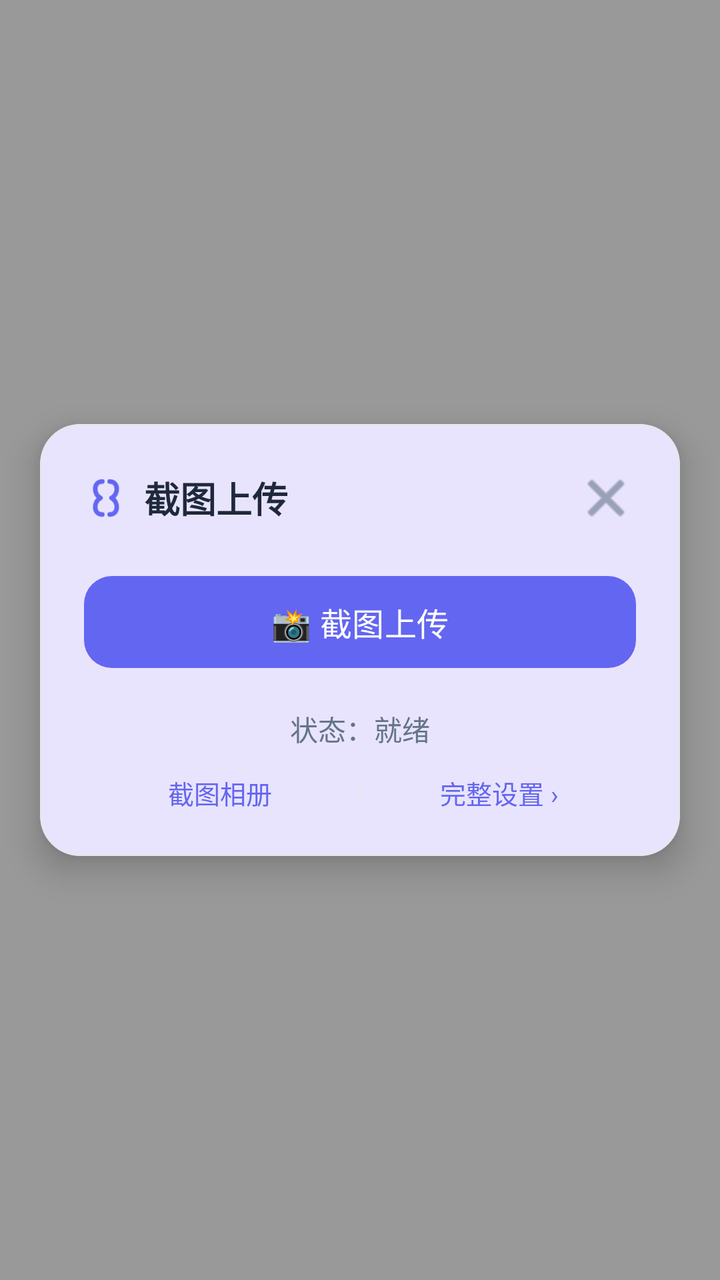
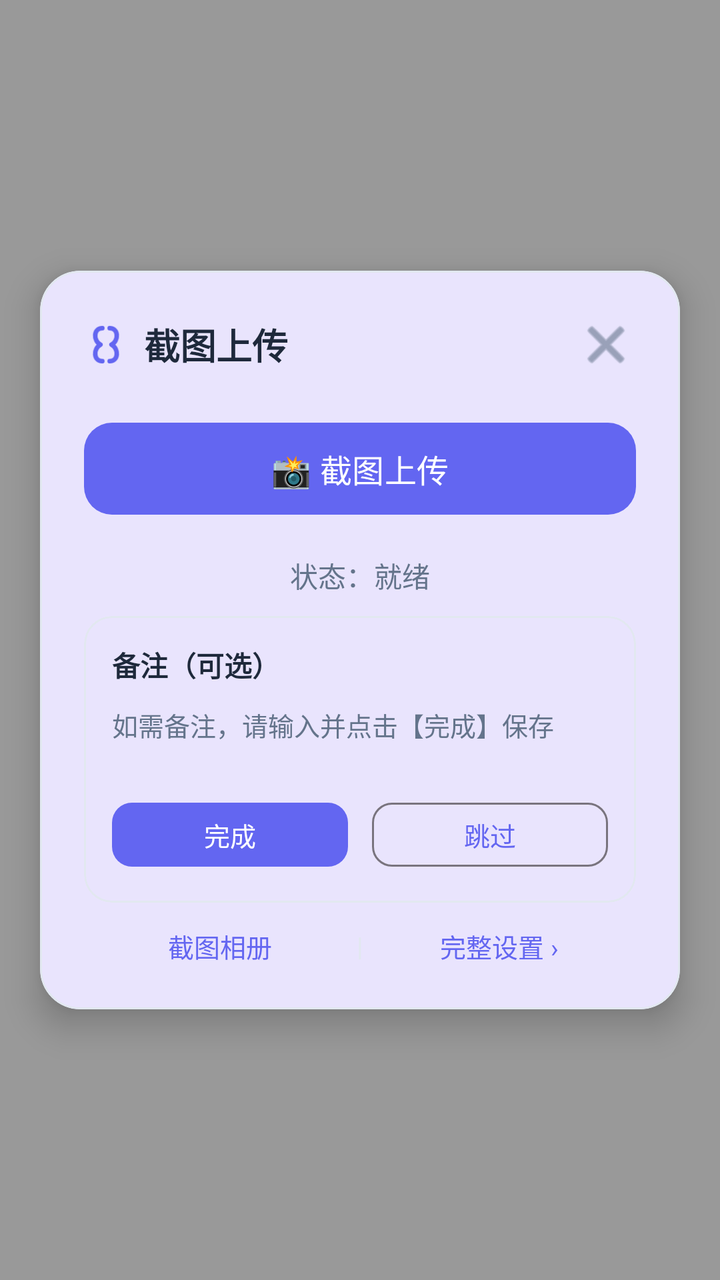

The first picture is an Android layout as it rendered before a commit; the second is the same layout after the commit. The layout source and the unified diff follow.
<!-- AndroidManifest.xml: activity theme Theme.ScreenCapCoze.Popup -->
<!-- res/layout/activity_popup.xml -->
<?xml version="1.0" encoding="utf-8"?>
<FrameLayout xmlns:android="http://schemas.android.com/apk/res/android"
    xmlns:app="http://schemas.android.com/apk/res-auto"
    android:id="@+id/popupScrim"
    android:layout_width="match_parent"
    android:layout_height="match_parent"
    android:background="#66000000"
    android:gravity="center">

    <com.google.android.material.card.MaterialCardView
        android:id="@+id/popupCard"
        android:layout_width="320dp"
        android:layout_height="wrap_content"
        android:layout_gravity="center"
        android:clickable="true"
        android:focusable="true"
        app:cardCornerRadius="20dp"
        app:cardElevation="10dp"
        app:contentPadding="22dp"
        app:strokeColor="@color/card_stroke"
        app:strokeWidth="1dp">

        <LinearLayout
            android:layout_width="match_parent"
            android:layout_height="wrap_content"
            android:orientation="vertical">

            
            <LinearLayout
                android:layout_width="match_parent"
                android:layout_height="wrap_content"
                android:gravity="center_vertical"
                android:orientation="horizontal">

                <ImageView
                    android:layout_width="22dp"
                    android:layout_height="22dp"
                    android:src="@drawable/ic_braces"
                    app:tint="@color/brand_primary" />

                <TextView
                    android:layout_width="0dp"
                    android:layout_height="wrap_content"
                    android:layout_marginStart="8dp"
                    android:layout_weight="1"
                    android:text="@string/app_name"
                    android:textColor="@color/text_primary"
                    android:textSize="18sp"
                    android:textStyle="bold" />

                <ImageButton
                    android:id="@+id/btnPopupClose"
                    android:layout_width="30dp"
                    android:layout_height="30dp"
                    android:background="?attr/selectableItemBackgroundBorderless"
                    android:scaleType="centerInside"
                    android:src="@android:drawable/ic_menu_close_clear_cancel"
                    app:tint="@color/text_secondary" />
            </LinearLayout>

            
            <com.google.android.material.button.MaterialButton
                android:id="@+id/btnPopupCapture"
                style="@style/Widget.Material3.Button"
                android:layout_width="match_parent"
                android:layout_height="54dp"
                android:layout_marginTop="20dp"
                android:text="@string/btn_popup_capture"
                android:textSize="16sp"
                app:cornerRadius="14dp" />

            
            <TextView
                android:id="@+id/tvPopupStatus"
                android:layout_width="match_parent"
                android:layout_height="wrap_content"
                android:layout_marginTop="16dp"
                android:gravity="center"
                android:text="@string/status_ready"
                android:textColor="@color/text_secondary"
                android:textSize="14sp" />

            
            <LinearLayout
                android:layout_width="match_parent"
                android:layout_height="wrap_content"
                android:layout_marginTop="12dp"
                android:gravity="center"
                android:orientation="horizontal">

                <TextView
                    android:id="@+id/tvPopupGallery"
                    android:layout_width="0dp"
                    android:layout_height="wrap_content"
                    android:layout_weight="1"
                    android:gravity="center"
                    android:text="@string/btn_gallery"
                    android:textColor="@color/brand_primary"
                    android:textSize="13sp" />

                <TextView
                    android:layout_width="wrap_content"
                    android:layout_height="wrap_content"
                    android:text="|"
                    android:textColor="@color/card_stroke"
                    android:textSize="13sp" />

                <TextView
                    android:id="@+id/tvPopupSettings"
                    android:layout_width="0dp"
                    android:layout_height="wrap_content"
                    android:layout_weight="1"
                    android:gravity="center"
                    android:text="@string/popup_settings"
                    android:textColor="@color/brand_primary"
                    android:textSize="13sp" />
            </LinearLayout>
        </LinearLayout>
    </com.google.android.material.card.MaterialCardView>
</FrameLayout>
<!-- resources referenced by this layout -->
<resources>
  <color name="brand_primary">#6366F1</color>
  <color name="card_stroke">#E2E8F0</color>
  <color name="text_primary">#1E293B</color>
  <color name="text_secondary">#64748B</color>
  <!-- drawable ic_braces (drawable) -->
  <?xml version="1.0" encoding="utf-8"?>
  <vector xmlns:android="http://schemas.android.com/apk/res/android"
      android:width="24dp"
      android:height="24dp"
      android:viewportWidth="24"
      android:viewportHeight="24"
      android:tint="?attr/colorControlNormal">
      
      <path
          android:fillColor="#00000000"
          android:strokeColor="#FFFFFF"
          android:strokeWidth="2.5"
          android:strokeLineCap="round"
          android:strokeLineJoin="round"
          android:pathData="M 10,3 C 5,3 5,10 9,12 C 5,14 5,21 10,21" />
      
      <path
          android:fillColor="#00000000"
          android:strokeColor="#FFFFFF"
          android:strokeWidth="2.5"
          android:strokeLineCap="round"
          android:strokeLineJoin="round"
          android:pathData="M 14,3 C 19,3 19,10 15,12 C 19,14 19,21 14,21" />
  </vector>
  <string name="app_name">截图上传</string>
  <string name="btn_gallery">截图相册</string>
  <string name="btn_popup_capture">📸 截图上传</string>
  <string name="popup_settings">完整设置 ›</string>
  <string name="status_ready">状态：就绪</string>
  <style name="Theme.ScreenCapCoze.Popup" parent="Theme.ScreenCapCoze">
          <item name="android:windowIsTranslucent">true</item>
          <item name="android:windowBackground">@android:color/transparent</item>
          <item name="android:windowNoTitle">true</item>
          <item name="android:backgroundDimEnabled">false</item>
      </style>
  <style name="Theme.ScreenCapCoze" parent="Theme.Material3.DayNight.NoActionBar">
          <item name="colorPrimary">@color/brand_primary</item>
          <item name="colorOnPrimary">@color/brand_on_primary</item>
          <item name="colorPrimaryContainer">@color/brand_primary_container</item>
          <item name="colorOnPrimaryContainer">@color/brand_on_primary_container</item>
          <item name="colorSecondary">@color/brand_secondary</item>
          <item name="colorSecondaryContainer">@color/brand_secondary_container</item>
          <item name="android:windowBackground">@drawable/bg_gradient</item>
          <item name="android:statusBarColor">@android:color/transparent</item>
          <item name="android:windowLightStatusBar">true</item>
      </style>
  <color name="brand_on_primary">#FFFFFF</color>
  <color name="brand_primary_container">#E0E7FF</color>
  <color name="brand_on_primary_container">#1E1B4B</color>
  <color name="brand_secondary">#14B8A6</color>
  <color name="brand_secondary_container">#CCFBF1</color>
  <!-- drawable bg_gradient (drawable) -->
  <?xml version="1.0" encoding="utf-8"?>
  <shape xmlns:android="http://schemas.android.com/apk/res/android"
      android:shape="rectangle">
      <gradient
          android:angle="135"
          android:startColor="@color/bg_gradient_start"
          android:endColor="@color/bg_gradient_end"
          android:type="linear" />
  </shape>
  <color name="bg_gradient_start">#F8FAFC</color>
  <color name="bg_gradient_end">#EEF2FF</color>
</resources>

<!-- the commit's change to res/layout/activity_popup.xml (unified diff, before → after) -->
@@ -81,6 +81,9 @@
                 android:textSize="14sp" />
 
             
+            <include layout="@layout/view_note_card" />
+
+            
             <LinearLayout
                 android:layout_width="match_parent"
                 android:layout_height="wrap_content"
@@ -118,3 +121,102 @@
         </LinearLayout>
     </com.google.android.material.card.MaterialCardView>
 </FrameLayout>
+<!-- res/layout/view_note_card.xml (included above) -->
+<?xml version="1.0" encoding="utf-8"?>
+<com.google.android.material.card.MaterialCardView xmlns:android="http://schemas.android.com/apk/res/android"
+    xmlns:app="http://schemas.android.com/apk/res-auto"
+    android:layout_width="match_parent"
+    android:layout_height="wrap_content"
+    android:layout_marginTop="10dp"
+    app:cardCornerRadius="14dp"
+    app:cardElevation="0dp"
+    app:strokeColor="@color/card_stroke"
+    app:strokeWidth="1dp">
+
+    <LinearLayout
+        android:layout_width="match_parent"
+        android:layout_height="wrap_content"
+        android:orientation="vertical"
+        android:padding="14dp">
+
+        
+        <LinearLayout
+            android:layout_width="match_parent"
+            android:layout_height="wrap_content"
+            android:gravity="center_vertical"
+            android:orientation="horizontal">
+
+            <TextView
+                android:layout_width="0dp"
+                android:layout_height="wrap_content"
+                android:layout_weight="1"
+                android:text="@string/note_label"
+                android:textColor="@color/text_primary"
+                android:textSize="14sp"
+                android:textStyle="bold" />
+
+            <TextView
+                android:id="@+id/tvNoteUpload"
+                android:layout_width="wrap_content"
+                android:layout_height="wrap_content"
+                android:textColor="@color/text_secondary"
+                android:textSize="12sp"
+                android:visibility="gone" />
+        </LinearLayout>
+
+        
+        <ImageView
+            android:id="@+id/ivNotePreview"
+            android:layout_width="match_parent"
+            android:layout_height="110dp"
+            android:layout_marginTop="10dp"
+            android:background="#EEEEEE"
+            android:contentDescription="@string/note_label"
+            android:scaleType="centerCrop"
+            android:visibility="gone" />
+
+        
+        <EditText
+            android:id="@+id/etNoteCard"
+            android:layout_width="match_parent"
+            android:layout_height="wrap_content"
+            android:layout_marginTop="10dp"
+            android:background="@null"
+            android:gravity="top"
+            android:hint="@string/note_hint"
+            android:minLines="2"
+            android:textColor="@color/text_primary"
+            android:textColorHint="@color/text_secondary"
+            android:textSize="13sp" />
+
+        
+        <LinearLayout
+            android:layout_width="match_parent"
+            android:layout_height="wrap_content"
+            android:layout_marginTop="10dp"
+            android:orientation="horizontal">
+
+            <com.google.android.material.button.MaterialButton
+                android:id="@+id/btnNoteSubmit"
+                style="@style/Widget.Material3.Button"
+                android:layout_width="0dp"
+                android:layout_height="40dp"
+                android:layout_marginEnd="6dp"
+                android:layout_weight="1"
+                android:text="@string/btn_done"
+                android:textSize="13sp"
+                app:cornerRadius="10dp" />
+
+            <com.google.android.material.button.MaterialButton
+                android:id="@+id/btnNoteSkip"
+                style="@style/Widget.Material3.Button.OutlinedButton"
+                android:layout_width="0dp"
+                android:layout_height="40dp"
+                android:layout_marginStart="6dp"
+                android:layout_weight="1"
+                android:text="@string/btn_skip"
+                android:textSize="13sp"
+                app:cornerRadius="10dp" />
+        </LinearLayout>
+    </LinearLayout>
+</com.google.android.material.card.MaterialCardView>
<!-- resource entries referenced after the edit -->
@@ -30,8 +30,12 @@
           android:pathData="M 14,3 C 19,3 19,10 15,12 C 19,14 19,21 14,21" />
   </vector>
   <string name="app_name">截图上传</string>
+  <string name="btn_done">完成</string>
   <string name="btn_gallery">截图相册</string>
   <string name="btn_popup_capture">📸 截图上传</string>
+  <string name="btn_skip">跳过</string>
+  <string name="note_hint">如需备注，请输入并点击【完成】保存</string>
+  <string name="note_label">备注（可选）</string>
   <string name="popup_settings">完整设置 ›</string>
   <string name="status_ready">状态：就绪</string>
   <style name="Theme.ScreenCapCoze.Popup" parent="Theme.ScreenCapCoze">
